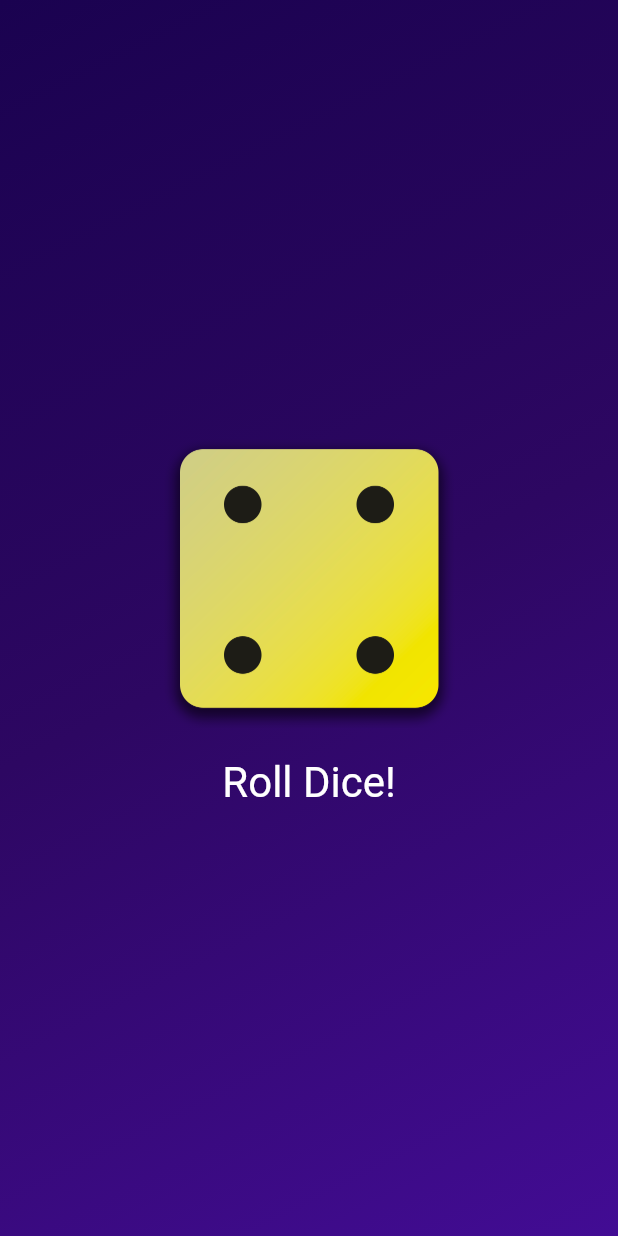
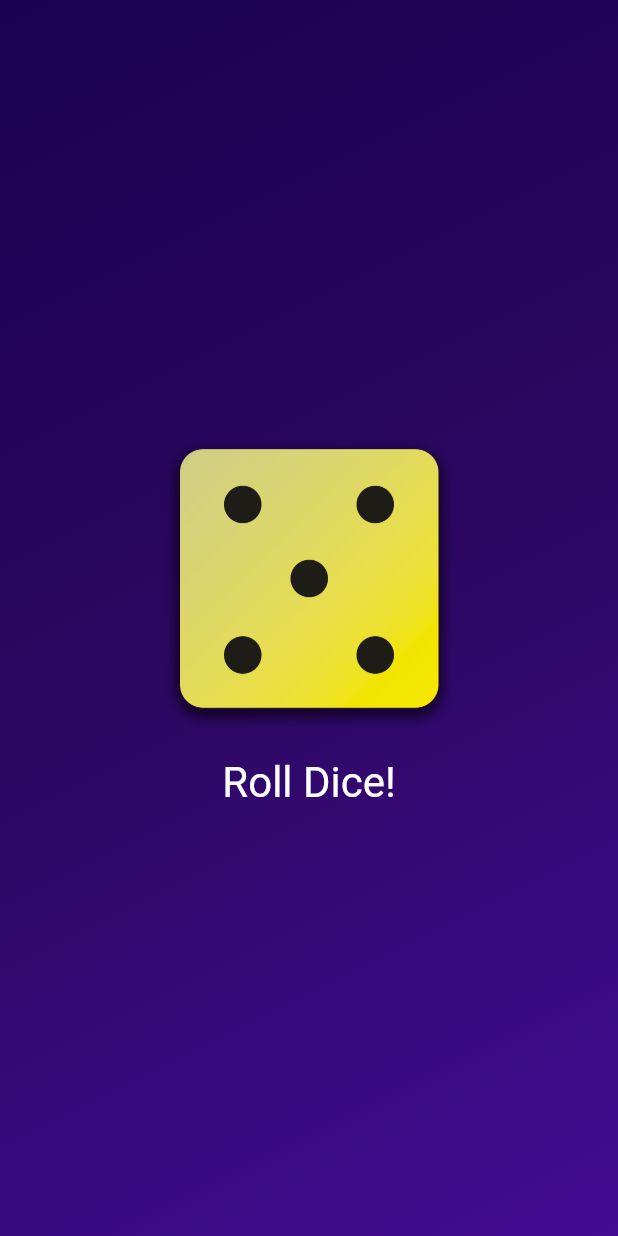
Before and after one commit to AhmadNasserx/Dice-Roll-App, a Flutter app: the screen it shows after launch, after a tap on "Roll Dice!", on a phone screen of 412 x 824 dp. Run offline on Flutter 3.47's test engine with Material 3 defaults, Android fonts, the phone set to English and light mode, and no system bars.

```diff
--- a/lib/dice_roller.dart
+++ b/lib/dice_roller.dart
@@ -1,4 +1,8 @@
 import 'package:flutter/material.dart';
+import 'dart:math';
+
+
+final randomizer = Random();
 
 class DiceRoller extends StatefulWidget{
   const DiceRoller({super.key});
@@ -11,10 +15,10 @@ class DiceRoller extends StatefulWidget{
 }
 
 class _DiceRollerState extends State<DiceRoller>{
-      var activeDiceImage = 'assets/images/dice-2.png';
+  var currentDiceRoll = 2;
     rollDice() {
       setState(() {
-         activeDiceImage = 'assets/images/dice-4.png';
+         currentDiceRoll = randomizer.nextInt(6) + 1;
       });
     }
   @override
@@ -23,7 +27,8 @@ class _DiceRollerState extends State<DiceRoller>{
               mainAxisSize:MainAxisSize.min ,
               children: [
                   Image.asset(
-                    activeDiceImage, width: 200,
+                    'assets/images/dice-$currentDiceRoll.png',
+                     width: 200,
                   ),
                   TextButton(onPressed: rollDice
                   ,
```
